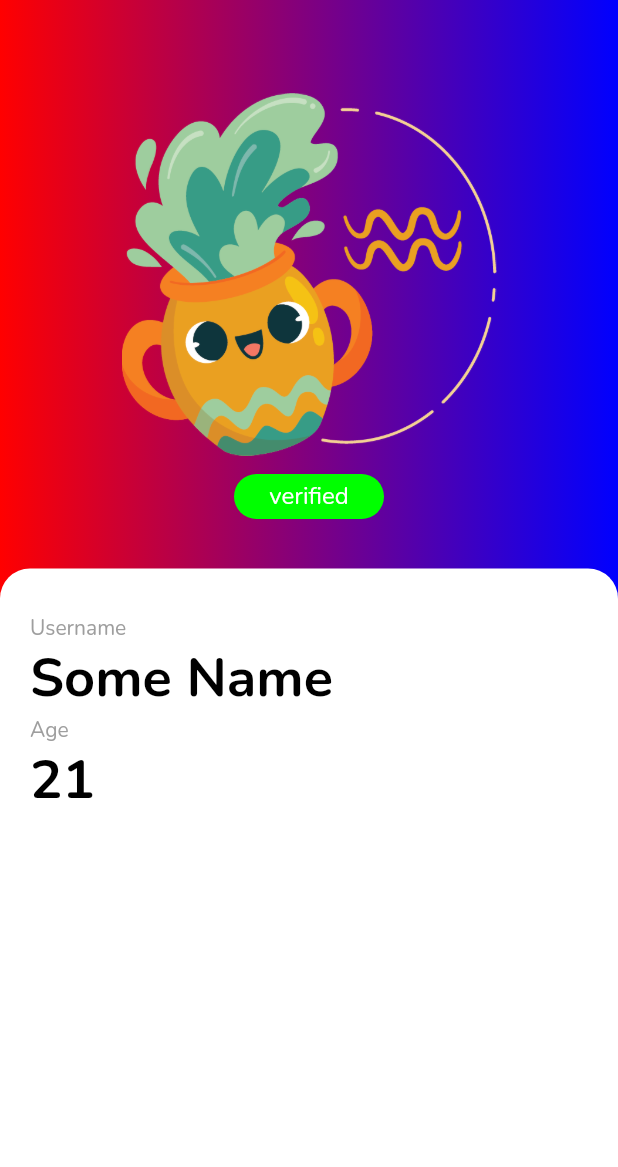
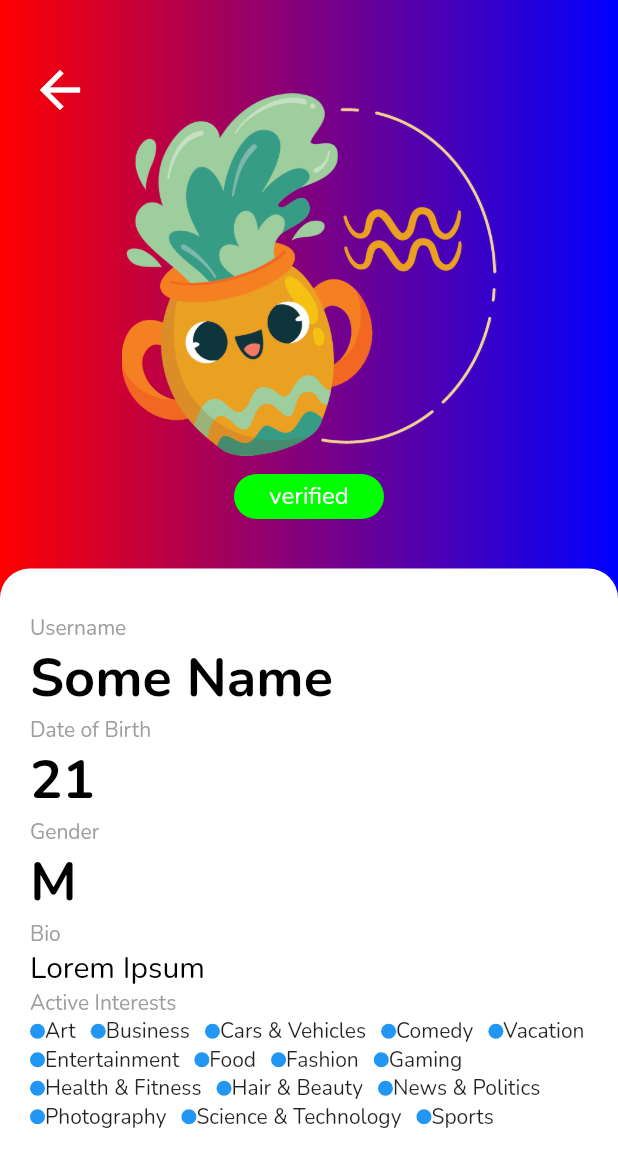
Before and after one commit to Orion-Software-Engineering/flutter, a Flutter app: the Profile screen opened by its route, on a phone screen of 412 x 824 dp. Shown: the top 1167 px of the screen. Run offline on Flutter 3.47's test engine with Material 2 defaults, Android fonts, the phone set to English and light mode, and no system bars; our stand-ins replace fluttertoast, font_awesome_flutter.

Commit message:
profile page active interests done with coloured bullets

```diff
--- a/lib/components/home/home_scaffold.dart
+++ b/lib/components/home/home_scaffold.dart
@@ -4,7 +4,6 @@
 * The various pages are found in the tabs list and are selected based on the valuw _currentIndex holds
 * TODO:Theme mode toggling btn dark and light modes
 *  */
-
 import 'package:flutter/material.dart';
 import 'package:font_awesome_flutter/font_awesome_flutter.dart';
 import 'package:matchmaking_demo/components/home/avatar_placeholder.dart';
@@ -72,7 +71,7 @@ class _HomeScaffoldState extends State<HomeScaffold> {
             padding: const EdgeInsets.all(8.0),
             child: GestureDetector(
                 onTap: () {
-                  // TODO profile page Navigation
+                  Navigator.pushNamed(context, '/profile');
                 },
                 child: AvatarPlaceholder()),
           ),
--- /dev/null
+++ b/lib/components/profile/active_interests_list.dart
@@ -0,0 +1,19 @@
+import 'package:flutter/material.dart';
+import 'package:matchmaking_demo/utils/constants.dart';
+
+import 'interests_bullet.dart';
+
+class ActiveInterestsList extends StatelessWidget {
+  // ignore: use_key_in_widget_constructors
+  const ActiveInterestsList({required this.interestList});
+  final List<String> interestList;
+
+  @override
+  Widget build(BuildContext context) {
+    List<InterestsBullet> interestBulletList = [];
+    for (String a in interestList) {
+      interestBulletList.add(InterestsBullet(interest: a));
+    }
+    return Wrap(spacing: 10, children: interestBulletList);
+  }
+}
--- a/lib/components/profile/bio_fields.dart
+++ b/lib/components/profile/bio_fields.dart
@@ -20,7 +20,10 @@ class BioFields extends StatelessWidget {
           Text(
             value,
             style: TextStyle(
-                fontSize: 36, color: Colors.black, fontWeight: FontWeight.w700),
+                fontSize: (title == 'Bio') ? 20 : 36,
+                color: Colors.black,
+                fontWeight:
+                    (title == 'Bio') ? FontWeight.w400 : FontWeight.w700),
           )
         ],
       ),
--- /dev/null
+++ b/lib/components/profile/interests_bullet.dart
@@ -0,0 +1,97 @@
+import 'package:flutter/material.dart';
+import 'package:matchmaking_demo/utils/constants.dart';
+
+class InterestsBullet extends StatelessWidget {
+  // ignore: use_key_in_widget_constructors
+  const InterestsBullet({required this.interest});
+  final String interest;
+
+  @override
+  Widget build(BuildContext context) {
+    Color color;
+    switch (interest) {
+      case 'Art':
+        {
+          color = Colors.green;
+        }
+        break;
+      case 'Business':
+        {
+          color = Colors.black;
+        }
+        break;
+      case 'Cars & Vehicles':
+        {
+          color = Colors.teal;
+        }
+        break;
+      case 'Comedy':
+        {
+          color = Colors.yellow;
+        }
+        break;
+      case 'Vacation':
+        {
+          color = Colors.green;
+        }
+        break;
+      case 'Entertainment':
+        {
+          color = Color(0xff480202);
+        }
+        break;
+      case 'Food':
+        {
+          color = Color(0xff007fff);
+        }
+        break;
+      case 'Fashion':
+        {
+          color = Color(0xff007fff);
+        }
+        break;
+      case 'Gaming':
+        {
+          color = Color(0xff007fff);
+        }
+        break;
+      case 'Hair and Beauty':
+        {
+          color = Color(0xff6d008d);
+        }
+        break;
+      case 'News & Politics':
+        {
+          color = Color(0xff007fff);
+        }
+        break;
+      case 'Photography':
+        {
+          color = Color(0xff007fff);
+        }
+        break;
+      case 'Science & Technology':
+        {
+          color = Color(0xff007fff);
+        }
+        break;
+      case 'Sports':
+        {
+          color = Color(0xff007fff);
+        }
+        break;
+    }
+    return Row(
+      mainAxisSize: MainAxisSize.min,
+      children: [
+        Container(
+          height: 10,
+          width: 10,
+          decoration: BoxDecoration(
+              color: Colors.blue, borderRadius: BorderRadius.circular(8)),
+        ),
+        Text(interest)
+      ],
+    );
+  }
+}
--- a/lib/main.dart
+++ b/lib/main.dart
@@ -26,7 +26,7 @@ class MyApp extends StatelessWidget {
       themeMode: ThemeMode.light,
       theme: MyThemes.lightTheme,
       darkTheme: MyThemes.darkTheme,
-      initialRoute: '/login',
+      initialRoute: '/home',
       routes: {
         '/login': (context) => Login(),
         '/sign_up': (context) => SignUp(),
--- a/lib/profile/profile.dart
+++ b/lib/profile/profile.dart
@@ -1,6 +1,9 @@
 import 'package:flutter/material.dart';
+import 'package:matchmaking_demo/utils/constants.dart';
 
+import '../components/profile/active_interests_list.dart';
 import '../components/profile/bio_fields.dart';
+import '../components/profile/interests_bullet.dart';
 
 class Profile extends StatelessWidget {
   const Profile({Key? key}) : super(key: key);
@@ -74,14 +77,42 @@ class Profile extends StatelessWidget {
                   color: Color(0xffffffff),
                   borderRadius: BorderRadius.circular(20)),
               child: Column(
+                mainAxisAlignment: MainAxisAlignment.start,
                 crossAxisAlignment: CrossAxisAlignment.start,
                 children: [
                   BioFields(title: 'Username', value: "Some Name"),
-                  BioFields(title: 'Age', value: "21"),
+                  BioFields(title: 'Date of Birth', value: "21"),
+                  BioFields(title: 'Gender', value: "M"),
+                  BioFields(title: 'Bio', value: "Lorem Ipsum"),
+                  Padding(
+                    padding: const EdgeInsets.fromLTRB(20, 0, 0, 0),
+                    child: Column(
+                      crossAxisAlignment: CrossAxisAlignment.start,
+                      children: [
+                        Text(
+                          'Active Interests',
+                          // textAlign: TextAlign.left,
+                          style: TextStyle(
+                              fontSize: 14,
+                              color: Colors.grey,
+                              fontWeight: FontWeight.w400),
+                        ),
+                        ActiveInterestsList(interestList: interestsList),
+                      ],
+                    ),
+                  ),
                 ],
               ),
             ),
-          )
+          ),
+          Padding(
+            padding: const EdgeInsets.fromLTRB(20.0, 40, 0, 0),
+            child: Icon(
+              Icons.arrow_back,
+              color: Colors.white,
+              size: 40,
+            ),
+          ),
         ],
       ),
     );
```
